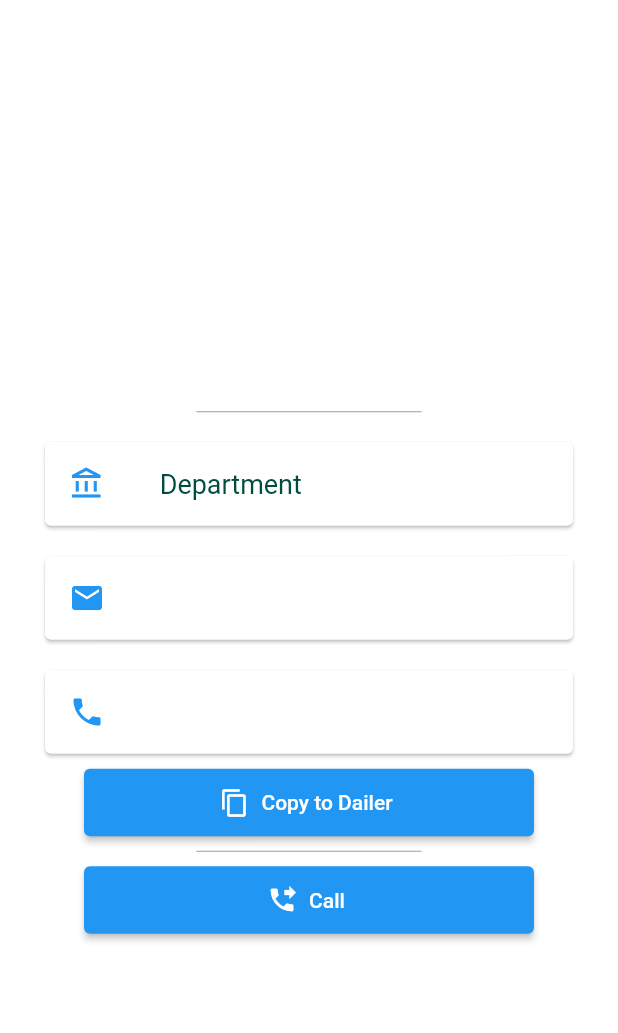
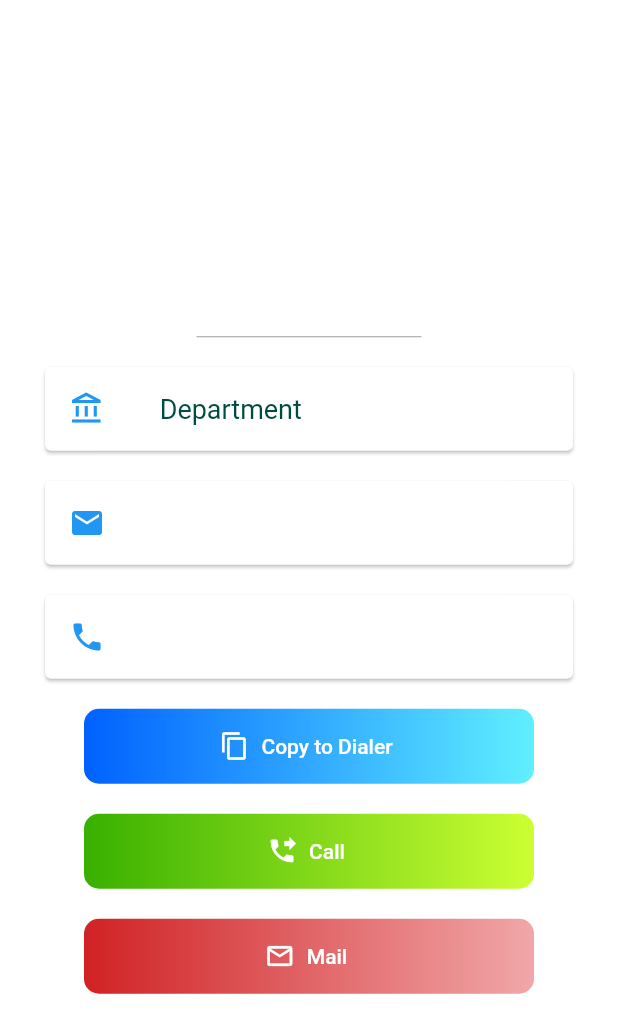
Before and after one commit to Kirthik24/Skct_Contact_demo1, a Flutter app: the ContactDetailsV2 screen opened directly with empty values, on a phone screen of 412 x 824 dp. Shown: the top 1033 px of the screen. Run offline on Flutter 3.47's test engine with Material 2 defaults, Android fonts, the phone set to English and light mode, and no system bars; our stand-ins replace firebase_core; missing offline and left inert: flutter_phone_direct_caller; accounts and stored records are empty; Roboto replaces fonts that are missing (Source Sans Pro).

Commit message:
home page v2 update mail

```diff
--- a/lib/pages/ContactDetailsV2.dart
+++ b/lib/pages/ContactDetailsV2.dart
@@ -23,13 +23,16 @@ class ContactDetailsV2 extends StatelessWidget {
       child: Column(
         mainAxisAlignment: MainAxisAlignment.center,
         children: [
-          Text(contact.name,
+          Center(
+              child: Text(contact.name,
         style: const TextStyle(
                 fontFamily: 'Poppins',
                 fontSize: 30.0,
                 fontWeight: FontWeight.w400,
                 color: Colors.black),
               ),
+            ),
+
 
           Text(contact.des,
             style: const TextStyle(
@@ -96,44 +99,64 @@ class ContactDetailsV2 extends StatelessWidget {
             ),
           ),
 
-
-          SizedBox(
+          Padding(
+            padding: const EdgeInsets.fromLTRB(5, 10, 5, 10),
+            child: Container(
               width: 300.0,
-            height: 45.0,
+              height: 50.0,
+              decoration: const BoxDecoration(
+                  borderRadius: BorderRadius.all(Radius.circular(10)),
+                  gradient: LinearGradient(colors: [Color(0xFF0061ff), Color(0xFF60efff)])),
               child: ElevatedButton.icon(
                 onPressed: () async{
                   // Respond to button press
-                launch('tel://${contact.phone}');
+                  final Uri url = Uri.parse('tel://${contact.phone}');
+                  launchUrl(url);
                 },
-              icon: Icon(Icons.copy, size: 20),
-              label: Text("Copy to Dailer"),
-
+                style: ElevatedButton.styleFrom(primary: Colors.transparent, shadowColor: Colors.transparent),
+                icon: const Icon(Icons.copy, size: 20),
+                label: const Text("Copy to Dialer"),
               ),
             ),
-
-          const SizedBox(
-            width: 150.0,
-            height: 20.0,
-            child: Divider(
-              color: Colors.grey,
           ),
-          ),
-
-         SizedBox(
+          Padding(
+            padding: const EdgeInsets.fromLTRB(5, 10, 5, 10),
+            child: Container(
               width: 300.0,
-            height: 45.0,
+              height: 50.0,
+              decoration: const BoxDecoration(
+                  borderRadius: BorderRadius.all(Radius.circular(10)),
+                  gradient: LinearGradient(colors: [Color(0xFF38b000), Color(0xFFccff33)])),
               child: ElevatedButton.icon(
                 onPressed: () async{
                   await FlutterPhoneDirectCaller.callNumber(contact.phone);
                 },
-              icon: Icon(Icons.phone_forwarded, size: 20),
-              label: Text("Call"),
+                style: ElevatedButton.styleFrom(primary: Colors.transparent, shadowColor: Colors.transparent),
+                  icon: const Icon(Icons.phone_forwarded, size: 20),
+                  label: const Text("Call"),
+              ),
             ),
           ),
 
-
-
-
+          Padding(
+            padding: const EdgeInsets.fromLTRB(5, 10, 5, 10),
+            child: Container(
+              width: 300.0,
+              height: 50.0,
+              decoration: const BoxDecoration(
+                  borderRadius: BorderRadius.all(Radius.circular(10)),
+                  gradient: LinearGradient(colors: [Color(0xFFd02224), Color(0xFFf1a7a9)])),
+              child: ElevatedButton.icon(
+                onPressed: () async{
+                  final Uri mail = Uri.parse('mailto:${contact.email}');
+                  launchUrl(mail);
+                },
+                style: ElevatedButton.styleFrom(primary: Colors.transparent, shadowColor: Colors.transparent),
+                icon: const Icon(Icons.mail_outline, size: 20),
+                label: const Text("Mail"),
+              ),
+            ),
+          )
         ],
       ),
     ),
```
Lines whose indentation alone changed are shown as unchanged.
